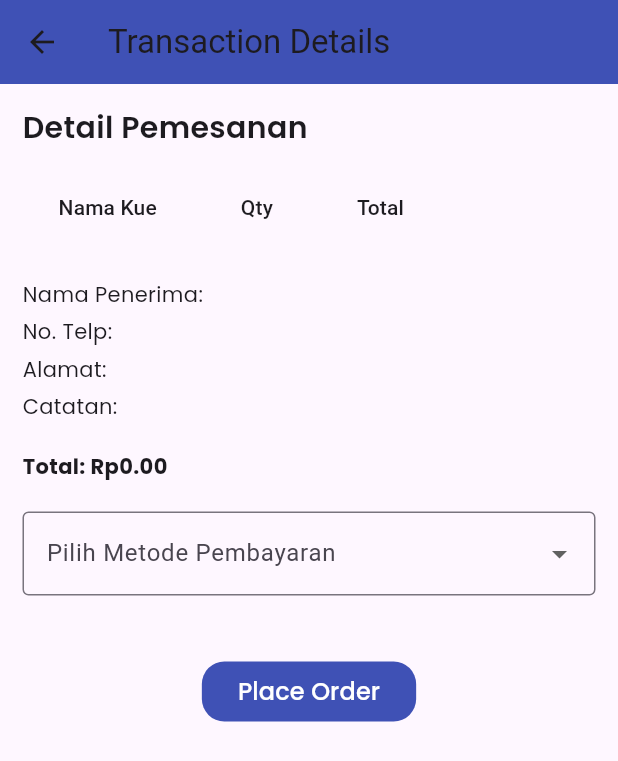
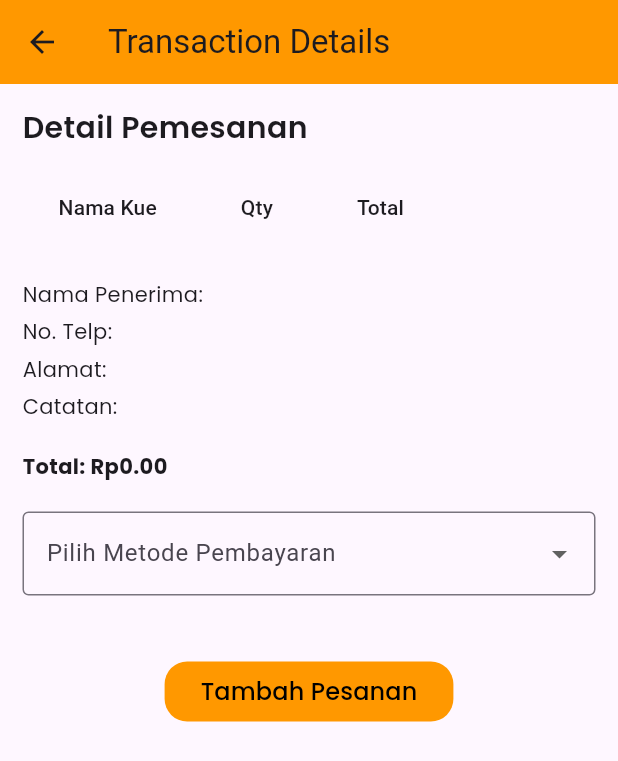
Before and after one commit to IqbalAbdillah05/MuslimahBakery, a Flutter app: the TransactionScreen screen opened directly with empty values, on a phone screen of 412 x 824 dp. Shown: the top 761 px of the screen. Run offline on Flutter 3.47's test engine with Material 3 defaults, Android fonts, the phone set to English and light mode, and no system bars; our stand-ins replace google_fonts, iconsax, image_picker, shared_preferences; missing offline and left inert: dart:js_interop; accounts and stored records are empty.

Commit message:
mengubah warna background pada checkout dan transactiondetail

```diff
--- a/lib/provider/cart_provider.dart
+++ b/lib/provider/cart_provider.dart
@@ -1,6 +1,7 @@
 import 'package:flutter/material.dart';
 import 'package:muslimahbakery/models/cart_model.dart';
 import 'package:muslimahbakery/models/product_model.dart';
+
 
 
 
@@ -54,8 +55,7 @@ class CartProvider extends ChangeNotifier {
 
   List<CartModel> get shoppingCart => _shoppingCart;
   double get cartSubTotal => getCartTotal();
-  //double get shippingCharge => 120;
-  double get cartTotal => cartSubTotal ;
+  double get cartTotal => cartSubTotal;
 
   void clearCart() {}
 }
--- a/lib/screens/cart screen/cart_screen.dart
+++ b/lib/screens/cart screen/cart_screen.dart
@@ -149,7 +149,7 @@ class _CartScreenState extends State<CartScreen> {
                                 );
                               },
                               style: ElevatedButton.styleFrom(
-                                backgroundColor: Colors.indigo,
+                                backgroundColor: Colors.orange,
                                 elevation: 0,
                                 shape: RoundedRectangleBorder(
                                   side: BorderSide.none,
--- a/lib/screens/cart screen/checkout.dart
+++ b/lib/screens/cart screen/checkout.dart
@@ -63,7 +63,7 @@ class _CheckoutScreenState extends State<CheckoutScreen> {
           'Checkout',
           style: GoogleFonts.poppins(fontWeight: FontWeight.w600),
         ),
-        backgroundColor: Colors.indigo,
+        backgroundColor: Colors.amber,
       ),
       body: Padding(
         padding: const EdgeInsets.all(15.0),
@@ -137,7 +137,7 @@ class _CheckoutScreenState extends State<CheckoutScreen> {
                     _processPayment(context);
                   },
                   style: ElevatedButton.styleFrom(
-                    backgroundColor: Colors.indigo,
+                    backgroundColor: Colors.amber,
                     elevation: 0,
                     shape: RoundedRectangleBorder(
                       borderRadius: BorderRadius.circular(15),
@@ -146,7 +146,7 @@ class _CheckoutScreenState extends State<CheckoutScreen> {
                   child: Text(
                     'Lanjutkan ke Pembayaran',
                     style: GoogleFonts.poppins(
-                      color: Colors.white,
+                      color: Colors.black,
                       fontSize: 16,
                       fontWeight: FontWeight.w500,
                     ),
@@ -251,7 +251,7 @@ class _TransactionScreenState extends State<TransactionScreen> {
     return Scaffold(
       appBar: AppBar(
         title: Text('Transaction Details'),
-        backgroundColor: Colors.indigo,
+        backgroundColor: Colors.orange,
         leading: IconButton(
           icon: Icon(Icons.arrow_back),
           onPressed: () {
@@ -386,16 +386,16 @@ class _TransactionScreenState extends State<TransactionScreen> {
                 child: ElevatedButton(
                   onPressed: () => _placeOrder(context),
                   style: ElevatedButton.styleFrom(
-                    backgroundColor: Colors.indigo,
+                    backgroundColor: Colors.orange,
                     elevation: 0,
                     shape: RoundedRectangleBorder(
                       borderRadius: BorderRadius.circular(15),
                     ),
                   ),
                   child: Text(
-                    'Place Order',
+                    'Tambah Pesanan',
                     style: GoogleFonts.poppins(
-                      color: Colors.white,
+                      color: Colors.black,
                       fontSize: 16,
                       fontWeight: FontWeight.w500,
                     ),
```
